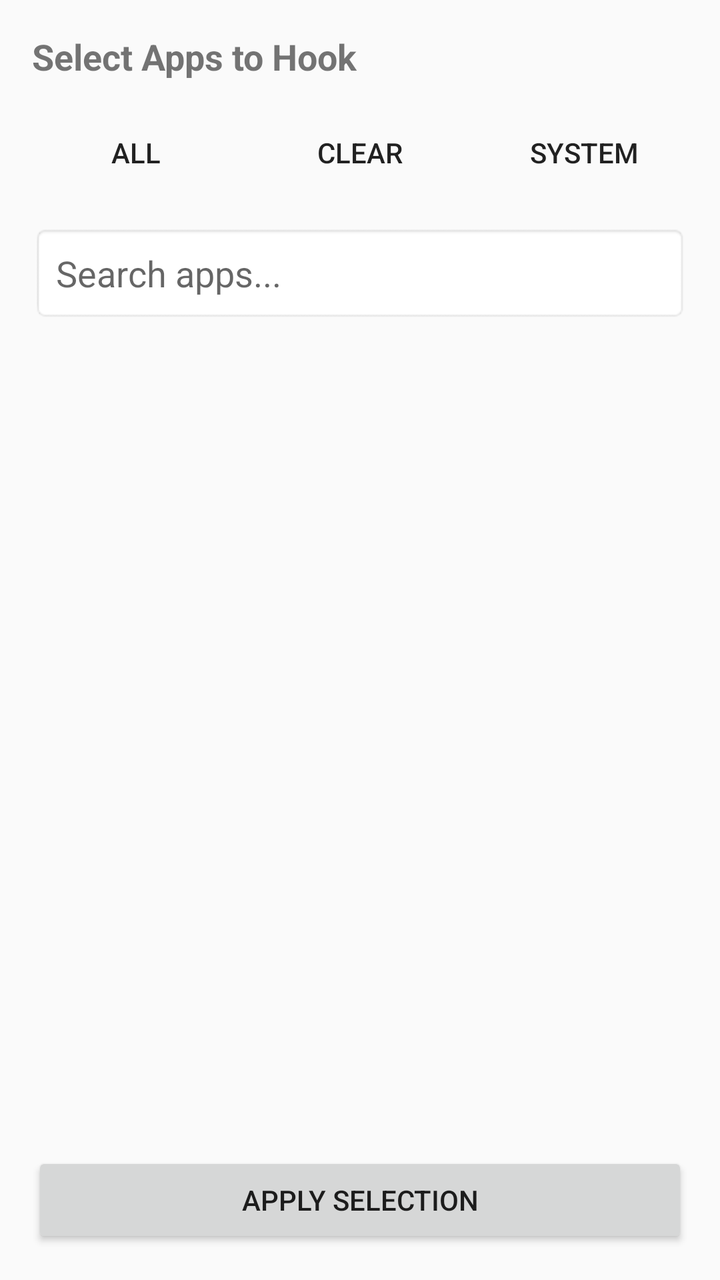
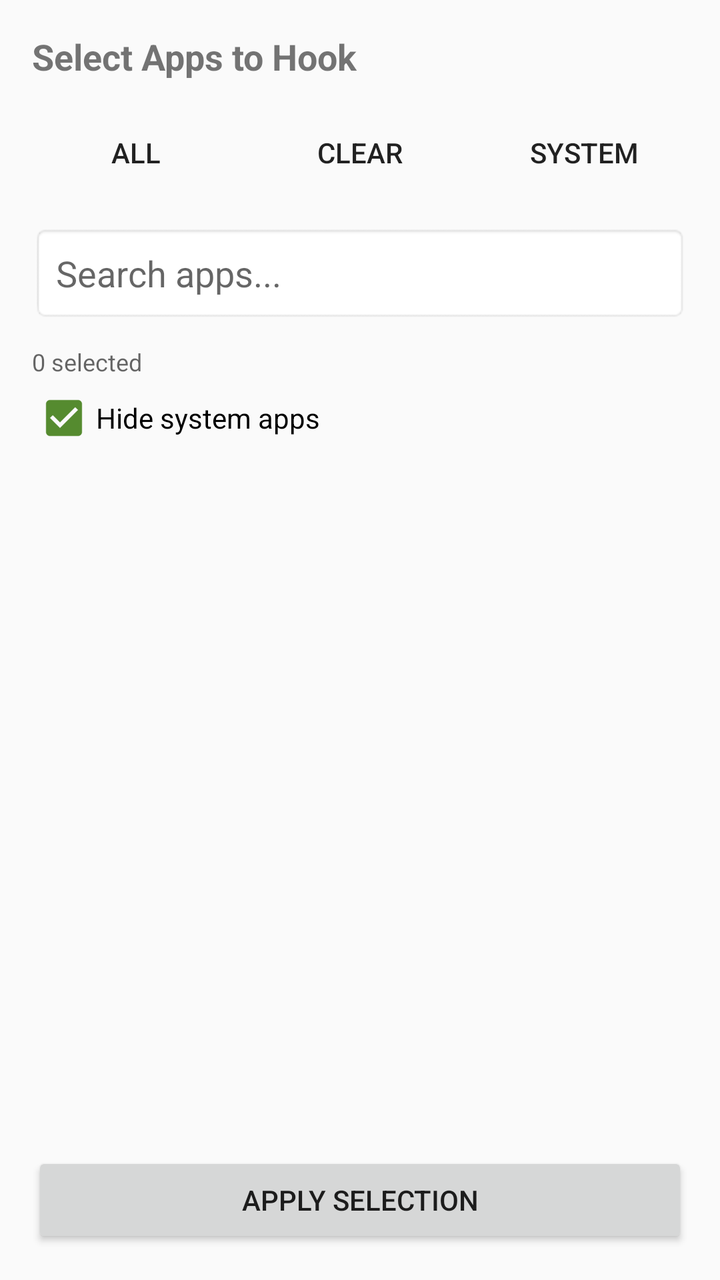

An Android layout rendered at two revisions. The XML below is the earlier revision; the diff shows what the commit changed to produce the second picture.
<!-- AndroidManifest.xml: application theme Theme.ShizuPosedManager -->
<!-- res/layout/dialog_select_apps.xml -->
<?xml version="1.0" encoding="utf-8"?>
<LinearLayout xmlns:android="http://schemas.android.com/apk/res/android"
    xmlns:app="http://schemas.android.com/apk/res-auto"
    android:layout_width="match_parent"
    android:layout_height="wrap_content"
    android:orientation="vertical"
    android:padding="16dp"
    android:minHeight="300dp">

    
    <TextView
        android:layout_width="wrap_content"
        android:layout_height="wrap_content"
        android:text="Select Apps to Hook"
        android:textSize="18sp"
        android:textStyle="bold"
        android:layout_marginBottom="12dp" />

    
    <LinearLayout
        android:layout_width="match_parent"
        android:layout_height="wrap_content"
        android:orientation="horizontal"
        android:layout_marginBottom="12dp">

        <Button
            android:id="@+id/btnSelectAll"
            android:layout_width="0dp"
            android:layout_height="wrap_content"
            android:layout_weight="1"
            android:text="All"
            android:layout_marginEnd="4dp"
            style="@style/Widget.AppCompat.Button.Borderless" />

        <Button
            android:id="@+id/btnClearAll"
            android:layout_width="0dp"
            android:layout_height="wrap_content"
            android:layout_weight="1"
            android:text="Clear"
            android:layout_marginStart="4dp"
            android:layout_marginEnd="4dp"
            style="@style/Widget.AppCompat.Button.Borderless" />

        <Button
            android:id="@+id/btnSelectSystem"
            android:layout_width="0dp"
            android:layout_height="wrap_content"
            android:layout_weight="1"
            android:text="System"
            android:layout_marginStart="4dp"
            style="@style/Widget.AppCompat.Button.Borderless" />

    </LinearLayout>

    
    <EditText
        android:id="@+id/etSearchApps"
        android:layout_width="match_parent"
        android:layout_height="wrap_content"
        android:hint="Search apps..."
        android:inputType="text"
        android:padding="12dp"
        android:background="@android:drawable/editbox_background"
        android:layout_marginBottom="12dp" />

    
    <androidx.recyclerview.widget.RecyclerView
        android:id="@+id/appRecyclerView"
        android:layout_width="match_parent"
        android:layout_height="0dp"
        android:layout_weight="1"
        android:minHeight="250dp"
        android:layout_marginBottom="12dp" />

    
    <Button
        android:id="@+id/btnApply"
        android:layout_width="match_parent"
        android:layout_height="wrap_content"
        android:text="Apply Selection"
        android:padding="12dp"
        style="@style/Widget.AppCompat.Button" />

</LinearLayout>
<!-- resources referenced by this layout -->
<resources>
  <style name="Theme.ShizuPosedManager" parent="Theme.AppCompat.DayNight.NoActionBar">
          
          <item name="colorPrimary">@color/md_theme_light_primary</item>
          <item name="colorPrimaryDark">@color/md_theme_light_primaryContainer</item>
          <item name="colorAccent">@color/md_theme_light_secondary</item>
  
          
          <item name="android:windowBackground">@color/md_theme_light_surface</item>
          <item name="android:colorBackground">@color/md_theme_light_surface</item>
  
          
          <item name="android:windowFullscreen">false</item>
          <item name="android:windowContentOverlay">@null</item>
          <item name="android:windowNoTitle">true</item>
          <item name="android:windowActionBar">false</item>
  
          
          <item name="android:statusBarColor">?attr/colorPrimary</item>
          <item name="android:windowLightStatusBar" tools:targetApi="m">true</item>
  
          
          <item name="android:navigationBarColor">@color/md_theme_light_surface</item>
          <item name="android:windowLightNavigationBar" tools:targetApi="o_mr1">true</item>
  
          
          <item name="android:windowAnimationStyle">@style/Animation.Activity</item>
      </style>
  <color name="md_theme_light_primary">#4CAF50</color>
  <color name="md_theme_light_primaryContainer">#C8E6C9</color>
  <color name="md_theme_light_secondary">#558B2F</color>
  <color name="md_theme_light_surface">#FAFAFA</color>
  <style name="Animation.Activity" parent="@android:style/Animation.Activity">
          <item name="android:activityOpenEnterAnimation">@android:anim/fade_in</item>
          <item name="android:activityOpenExitAnimation">@android:anim/fade_out</item>
          <item name="android:activityCloseEnterAnimation">@android:anim/fade_in</item>
          <item name="android:activityCloseExitAnimation">@android:anim/fade_out</item>
      </style>
</resources>

<!-- the commit's change to res/layout/dialog_select_apps.xml (unified diff, before → after) -->
@@ -64,6 +64,23 @@
         android:background="@android:drawable/editbox_background"
         android:layout_marginBottom="12dp" />
 
+    <TextView
+        android:id="@+id/tvSelectedCount"
+        android:layout_width="wrap_content"
+        android:layout_height="wrap_content"
+        android:text="0 selected"
+        android:textSize="12sp"
+        android:textColor="?android:attr/textColorSecondary"
+        android:layout_marginBottom="4dp" />
+
+    <CheckBox
+        android:id="@+id/cbHideSystem"
+        android:layout_width="wrap_content"
+        android:layout_height="wrap_content"
+        android:text="Hide system apps"
+        android:checked="true"
+        android:layout_marginBottom="8dp" />
+
     
     <androidx.recyclerview.widget.RecyclerView
         android:id="@+id/appRecyclerView"
